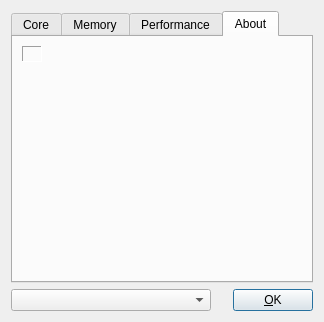
Old version of the form ui/czdialog.ui in the repository spainnoobperez/cuda-z.
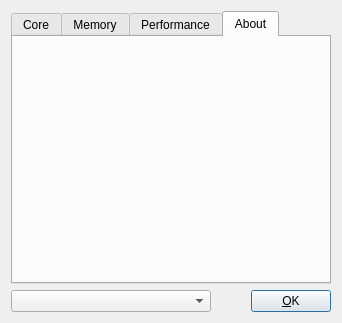
New version of the form. The open tabs and pages were chosen to show the change. Icons and pictures are not drawn.

What changed in the file:
```diff
--- a/ui/czdialog.ui
+++ b/ui/czdialog.ui
@@ -5,8 +5,8 @@
    <rect>
     <x>0</x>
     <y>0</y>
-    <width>324</width>
-    <height>322</height>
+    <width>342</width>
+    <height>323</height>
    </rect>
   </property>
   <property name="windowTitle" >
@@ -1089,66 +1089,20 @@
       <attribute name="title" >
        <string>About</string>
       </attribute>
-      <layout class="QVBoxLayout" name="verticalLayout_5" >
-       <item>
-        <layout class="QHBoxLayout" name="horizontalLayout_3" >
-         <item>
-          <layout class="QVBoxLayout" name="verticalLayout_4" >
-           <item>
-            <widget class="QLabel" name="labelAppLogo" >
-             <property name="locale" >
-              <locale country="UnitedStates" language="English" />
-             </property>
-             <property name="frameShape" >
-              <enum>QFrame::Panel</enum>
-             </property>
-             <property name="frameShadow" >
-              <enum>QFrame::Sunken</enum>
-             </property>
-             <property name="text" >
-              <string/>
-             </property>
-             <property name="pixmap" >
-              <pixmap resource="../res/cuda-z.qrc" >:/img/icon.png</pixmap>
-             </property>
-            </widget>
-           </item>
-           <item>
-            <spacer name="verticalSpacer_5" >
-             <property name="locale" >
-              <locale country="UnitedStates" language="English" />
-             </property>
-             <property name="orientation" >
-              <enum>Qt::Vertical</enum>
-             </property>
-             <property name="sizeHint" stdset="0" >
-              <size>
-               <width>20</width>
-               <height>18</height>
-              </size>
-             </property>
-            </spacer>
-           </item>
-          </layout>
-         </item>
-         <item>
-          <spacer name="horizontalSpacer_3" >
-           <property name="locale" >
-            <locale country="UnitedStates" language="English" />
-           </property>
-           <property name="orientation" >
-            <enum>Qt::Horizontal</enum>
-           </property>
-           <property name="sizeHint" stdset="0" >
-            <size>
-             <width>18</width>
-             <height>20</height>
-            </size>
-           </property>
-          </spacer>
-         </item>
-         <item>
           <layout class="QVBoxLayout" name="verticalLayout_3" >
+       <item>
+        <widget class="QLabel" name="labelAppLogo" >
+         <property name="locale" >
+          <locale country="UnitedStates" language="English" />
+         </property>
+         <property name="text" >
+          <string/>
+         </property>
+         <property name="pixmap" >
+          <pixmap resource="../res/cuda-z.qrc" >:/img/logo.png</pixmap>
+         </property>
+        </widget>
+       </item>
            <item>
             <widget class="QLabel" name="labelAppName" >
              <property name="locale" >
@@ -1175,7 +1129,7 @@
               <locale country="UnitedStates" language="English" />
              </property>
              <property name="text" >
-              <string>&lt;url></string>
+          <string>&lt;urls></string>
              </property>
              <property name="openExternalLinks" >
               <bool>true</bool>
@@ -1221,10 +1175,6 @@
              </property>
             </widget>
            </item>
-          </layout>
-         </item>
-        </layout>
-       </item>
        <item>
         <spacer name="verticalSpacer_4" >
          <property name="locale" >
```
Left out of the diff: 104 changed lines with no effect on the pictures. Lines whose indentation alone changed are shown as unchanged.
